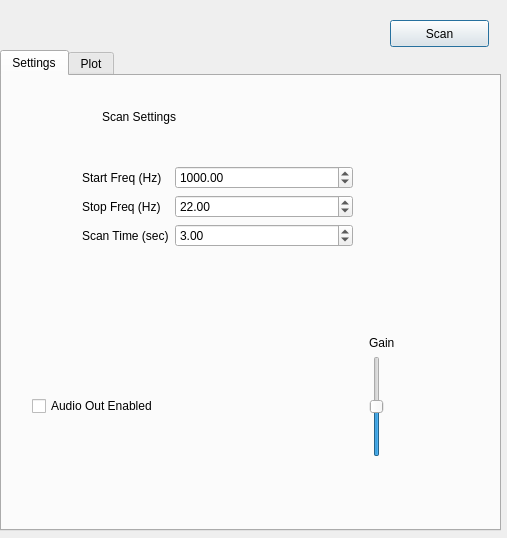
This is gui.ui in jaymz07/frequencyScanner as Qt 5 draws it before an edit. The edited form follows.
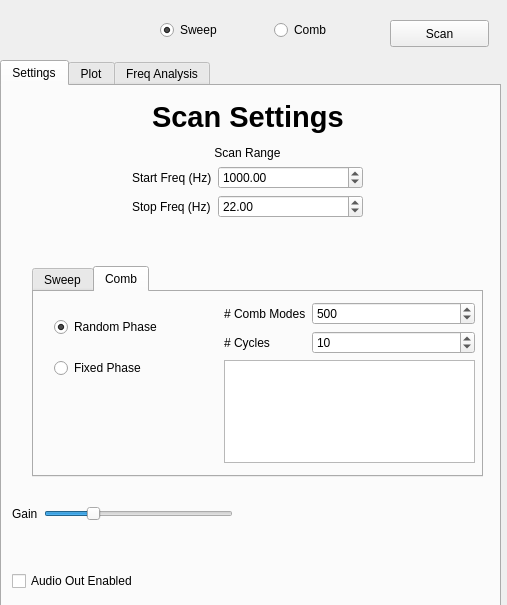
This is the edited form. The open tabs and pages were chosen to show the change.

Commit message: Working analysis tab. Program seems to have reasonable functionality

Diff of the .ui file:
```diff
--- a/gui.ui
+++ b/gui.ui
@@ -7,7 +7,7 @@
     <x>0</x>
     <y>0</y>
     <width>507</width>
-    <height>538</height>
+    <height>605</height>
    </rect>
   </property>
   <property name="windowTitle">
@@ -17,9 +17,9 @@
    <property name="geometry">
     <rect>
      <x>0</x>
-     <y>50</y>
+     <y>60</y>
      <width>501</width>
-     <height>481</height>
+     <height>551</height>
     </rect>
    </property>
    <property name="currentIndex">
@@ -32,17 +32,27 @@
     <widget class="QWidget" name="formLayoutWidget">
      <property name="geometry">
       <rect>
-       <x>80</x>
-       <y>90</y>
-       <width>271</width>
-       <height>131</height>
+       <x>130</x>
+       <y>60</y>
+       <width>231</width>
+       <height>101</height>
       </rect>
      </property>
      <layout class="QFormLayout" name="formLayout">
       <property name="fieldGrowthPolicy">
        <enum>QFormLayout::AllNonFixedFieldsGrow</enum>
       </property>
-      <item row="1" column="1">
+      <item row="1" column="0" colspan="2">
+       <widget class="QLabel" name="label_7">
+        <property name="text">
+         <string>Scan Range</string>
+        </property>
+        <property name="alignment">
+         <set>Qt::AlignCenter</set>
+        </property>
+       </widget>
+      </item>
+      <item row="2" column="1">
        <widget class="QDoubleSpinBox" name="startFreq_box">
         <property name="minimum">
          <double>10.000000000000000</double>
@@ -55,7 +65,14 @@
         </property>
        </widget>
       </item>
-      <item row="2" column="1">
+      <item row="3" column="0">
+       <widget class="QLabel" name="label_2">
+        <property name="text">
+         <string>Stop Freq (Hz)</string>
+        </property>
+       </widget>
+      </item>
+      <item row="3" column="1">
        <widget class="QDoubleSpinBox" name="stopFreq_box">
         <property name="minimum">
          <double>10.000000000000000</double>
@@ -68,91 +85,46 @@
         </property>
        </widget>
       </item>
-      <item row="1" column="0">
+      <item row="2" column="0">
        <widget class="QLabel" name="label">
         <property name="text">
          <string>Start Freq (Hz)</string>
         </property>
        </widget>
       </item>
-      <item row="2" column="0">
-       <widget class="QLabel" name="label_2">
-        <property name="text">
-         <string>Stop Freq (Hz)</string>
-        </property>
-       </widget>
-      </item>
-      <item row="3" column="1">
-       <widget class="QDoubleSpinBox" name="scanTime_box">
-        <property name="minimum">
-         <double>0.010000000000000</double>
-        </property>
-        <property name="value">
-         <double>3.000000000000000</double>
-        </property>
-       </widget>
-      </item>
-      <item row="3" column="0">
-       <widget class="QLabel" name="label_3">
-        <property name="text">
-         <string>Scan Time (sec)</string>
-        </property>
-       </widget>
-      </item>
      </layout>
     </widget>
     <widget class="QLabel" name="label_4">
      <property name="geometry">
       <rect>
-       <x>100</x>
-       <y>20</y>
+       <x>150</x>
+       <y>10</y>
        <width>191</width>
        <height>41</height>
       </rect>
      </property>
+     <property name="font">
+      <font>
+       <pointsize>22</pointsize>
+       <weight>75</weight>
+       <italic>false</italic>
+       <bold>true</bold>
+      </font>
+     </property>
      <property name="text">
       <string>Scan Settings</string>
      </property>
-    </widget>
-    <widget class="QWidget" name="gridLayoutWidget">
-     <property name="geometry">
-      <rect>
-       <x>300</x>
-       <y>260</y>
-       <width>160</width>
-       <height>121</height>
-      </rect>
+     <property name="scaledContents">
+      <bool>false</bool>
      </property>
-     <layout class="QGridLayout" name="gridLayout">
-      <item row="1" column="1">
-       <widget class="QSlider" name="gainSlider">
-        <property name="maximum">
-         <number>100</number>
-        </property>
-        <property name="value">
-         <number>50</number>
-        </property>
-        <property name="orientation">
-         <enum>Qt::Vertical</enum>
-        </property>
-       </widget>
-      </item>
-      <item row="0" column="1">
-       <widget class="QLabel" name="label_5">
-        <property name="text">
-         <string>Gain</string>
-        </property>
-       </widget>
-      </item>
-     </layout>
     </widget>
     <widget class="QWidget" name="verticalLayoutWidget_2">
      <property name="geometry">
       <rect>
-       <x>30</x>
-       <y>260</y>
+       <x>10</x>
+       <y>470</y>
        <width>231</width>
-       <height>141</height>
+       <height>51</height>
       </rect>
      </property>
      <layout class="QVBoxLayout" name="verticalLayout">
@@ -165,6 +137,225 @@
       </item>
      </layout>
     </widget>
+    <widget class="QTabWidget" name="tabWidget_3">
+     <property name="geometry">
+      <rect>
+       <x>30</x>
+       <y>180</y>
+       <width>451</width>
+       <height>211</height>
+      </rect>
+     </property>
+     <property name="currentIndex">
+      <number>0</number>
+     </property>
+     <widget class="QWidget" name="tab">
+      <attribute name="title">
+       <string>Sweep</string>
+      </attribute>
+      <widget class="QWidget" name="horizontalLayoutWidget">
+       <property name="geometry">
+        <rect>
+         <x>20</x>
+         <y>10</y>
+         <width>381</width>
+         <height>91</height>
+        </rect>
+       </property>
+       <layout class="QHBoxLayout" name="horizontalLayout">
+        <item>
+         <layout class="QVBoxLayout" name="verticalLayout_2">
+          <item>
+           <widget class="QRadioButton" name="radio_contSweep">
+            <property name="text">
+             <string>Continuous</string>
+            </property>
+            <property name="checked">
+             <bool>true</bool>
+            </property>
+           </widget>
+          </item>
+          <item>
+           <widget class="QRadioButton" name="radio_discSweep">
+            <property name="text">
+             <string>Discrete</string>
+            </property>
+           </widget>
+          </item>
+         </layout>
+        </item>
+        <item>
+         <layout class="QFormLayout" name="formLayout_3">
+          <property name="fieldGrowthPolicy">
+           <enum>QFormLayout::AllNonFixedFieldsGrow</enum>
+          </property>
+          <item row="0" column="0">
+           <widget class="QLabel" name="label_3">
+            <property name="text">
+             <string>Scan Time (sec)</string>
+            </property>
+           </widget>
+          </item>
+          <item row="0" column="1">
+           <widget class="QDoubleSpinBox" name="scanTime_box">
+            <property name="minimum">
+             <double>0.010000000000000</double>
+            </property>
+            <property name="value">
+             <double>3.000000000000000</double>
+            </property>
+           </widget>
+          </item>
+          <item row="1" column="1">
+           <widget class="QSpinBox" name="discScanSteps_box">
+            <property name="maximum">
+             <number>9999</number>
+            </property>
+            <property name="value">
+             <number>50</number>
+            </property>
+           </widget>
+          </item>
+          <item row="1" column="0">
+           <widget class="QLabel" name="label_9">
+            <property name="text">
+             <string>Discrete Steps</string>
+            </property>
+           </widget>
+          </item>
+         </layout>
+        </item>
+       </layout>
+      </widget>
+     </widget>
+     <widget class="QWidget" name="tab_2">
+      <attribute name="title">
+       <string>Comb</string>
+      </attribute>
+      <widget class="QWidget" name="verticalLayoutWidget_5">
+       <property name="geometry">
+        <rect>
+         <x>20</x>
+         <y>10</y>
+         <width>160</width>
+         <height>91</height>
+        </rect>
+       </property>
+       <layout class="QVBoxLayout" name="verticalLayout_3">
+        <item>
+         <widget class="QRadioButton" name="radio_randomPhase">
+          <property name="text">
+           <string>Random Phase</string>
+          </property>
+          <property name="checked">
+           <bool>true</bool>
+          </property>
+         </widget>
+        </item>
+        <item>
+         <widget class="QRadioButton" name="radio_fixedPhase">
+          <property name="text">
+           <string>Fixed Phase</string>
+          </property>
+         </widget>
+        </item>
+       </layout>
+      </widget>
+      <widget class="QWidget" name="formLayoutWidget_4">
+       <property name="geometry">
+        <rect>
+         <x>190</x>
+         <y>10</y>
+         <width>251</width>
+         <height>161</height>
+        </rect>
+       </property>
+       <layout class="QFormLayout" name="formLayout_4">
+        <property name="fieldGrowthPolicy">
+         <enum>QFormLayout::AllNonFixedFieldsGrow</enum>
+        </property>
+        <item row="0" column="0">
+         <widget class="QLabel" name="label_8">
+          <property name="text">
+           <string># Comb Modes</string>
+          </property>
+         </widget>
+        </item>
+        <item row="0" column="1">
+         <widget class="QSpinBox" name="combNumModes_box">
+          <property name="minimum">
+           <number>5</number>
+          </property>
+          <property name="maximum">
+           <number>99999</number>
+          </property>
+          <property name="value">
+           <number>500</number>
+          </property>
+         </widget>
+        </item>
+        <item row="2" column="0" colspan="2">
+         <widget class="QTextBrowser" name="combStatusBox"/>
+        </item>
+        <item row="1" column="0">
+         <widget class="QLabel" name="label_10">
+          <property name="text">
+           <string># Cycles</string>
+          </property>
+         </widget>
+        </item>
+        <item row="1" column="1">
+         <widget class="QSpinBox" name="combNumCycles_box">
+          <property name="minimum">
+           <number>1</number>
+          </property>
+          <property name="maximum">
+           <number>9999</number>
+          </property>
+          <property name="value">
+           <number>10</number>
+          </property>
+         </widget>
+        </item>
+       </layout>
+      </widget>
+     </widget>
+    </widget>
+    <widget class="QWidget" name="formLayoutWidget_5">
+     <property name="geometry">
+      <rect>
+       <x>10</x>
+       <y>420</y>
+       <width>221</width>
+       <height>41</height>
+      </rect>
+     </property>
+     <layout class="QFormLayout" name="formLayout_5">
+      <item row="0" column="1">
+       <widget class="QSlider" name="gainSlider">
+        <property name="minimum">
+         <number>1</number>
+        </property>
+        <property name="maximum">
+         <number>100</number>
+        </property>
+        <property name="value">
+         <number>25</number>
+        </property>
+        <property name="orientation">
+         <enum>Qt::Horizontal</enum>
+        </property>
+       </widget>
+      </item>
+      <item row="0" column="0">
+       <widget class="QLabel" name="label_5">
+        <property name="text">
+         <string>Gain</string>
+        </property>
+       </widget>
+      </item>
+     </layout>
+    </widget>
    </widget>
    <widget class="QWidget" name="plot_tab">
     <attribute name="title">
@@ -182,6 +373,178 @@
      <layout class="QVBoxLayout" name="plot_layout"/>
     </widget>
    </widget>
+   <widget class="QWidget" name="tab_3">
+    <attribute name="title">
+     <string>Freq Analysis</string>
+    </attribute>
+    <widget class="QComboBox" name="analysisMethod_box">
+     <property name="geometry">
+      <rect>
+       <x>20</x>
+       <y>20</y>
+       <width>171</width>
+       <height>27</height>
+      </rect>
+     </property>
+     <item>
+      <property name="text">
+       <string>FFT</string>
+      </property>
+     </item>
+     <item>
+      <property name="text">
+       <string>Wavelet</string>
+      </property>
+     </item>
+    </widget>
+    <widget class="QTabWidget" name="tabWidget_2">
+     <property name="geometry">
+      <rect>
+       <x>210</x>
+       <y>20</y>
+       <width>281</width>
+       <height>121</height>
+      </rect>
+     </property>
+     <property name="currentIndex">
+      <number>1</number>
+     </property>
+     <widget class="QWidget" name="tab_5">
+      <attribute name="title">
+       <string>FFT</string>
+      </attribute>
+      <widget class="QWidget" name="verticalLayoutWidget_6">
+       <property name="geometry">
+        <rect>
+         <x>20</x>
+         <y>10</y>
+         <width>131</width>
+         <height>61</height>
+        </rect>
+       </property>
+       <layout class="QVBoxLayout" name="verticalLayout_4">
+        <item>
+         <widget class="QRadioButton" name="radioButton">
+          <property name="text">
+           <string>Amplitude</string>
+          </property>
+          <property name="checked">
+           <bool>true</bool>
+          </property>
+         </widget>
+        </item>
+        <item>
+         <widget class="QRadioButton" name="radioButton_2">
+          <property name="text">
+           <string>Phase</string>
+          </property>
+         </widget>
+        </item>
+       </layout>
+      </widget>
+     </widget>
+     <widget class="QWidget" name="tab_4">
+      <attribute name="title">
+       <string>Wavelet Options</string>
+      </attribute>
+      <widget class="QWidget" name="formLayoutWidget_2">
+       <property name="geometry">
+        <rect>
+         <x>10</x>
+         <y>10</y>
+         <width>251</width>
+         <height>81</height>
+        </rect>
+       </property>
+       <layout class="QFormLayout" name="formLayout_2">
+        <item row="1" column="0">
+         <widget class="QLabel" name="label_6">
+          <property name="text">
+           <string># of Wavelets</string>
+          </property>
+         </widget>
+        </item>
+        <item row="1" column="1">
+         <widget class="QSpinBox" name="numWavelets_box">
+          <property name="minimum">
+           <number>5</number>
+          </property>
+          <property name="maximum">
+           <number>9999</number>
+          </property>
+          <property name="value">
+           <number>50</number>
+          </property>
+         </widget>
+        </item>
+        <item row="0" column="0">
+         <spacer name="horizontalSpacer">
+          <property name="orientation">
+           <enum>Qt::Horizontal</enum>
+          </property>
+          <property name="sizeHint" stdset="0">
+           <size>
+            <width>40</width>
+            <height>20</height>
+           </size>
+          </property>
+         </spacer>
+        </item>
+        <item row="2" column="0">
+         <spacer name="horizontalSpacer_2">
+          <property name="orientation">
+           <enum>Qt::Horizontal</enum>
+          </property>
+          <property name="sizeHint" stdset="0">
+           <size>
+            <width>40</width>
+            <height>20</height>
+           </size>
+          </property>
+         </spacer>
+        </item>
+       </layout>
+      </widget>
+     </widget>
+    </widget>
+    <widget class="QPushButton" name="analysisButton">
+     <property name="geometry">
+      <rect>
+       <x>50</x>
+       <y>60</y>
+       <width>99</width>
+       <height>27</height>
+      </rect>
+     </property>
+     <property name="text">
+      <string>Analyze</string>
+     </property>
+    </widget>
+    <widget class="QWidget" name="verticalLayoutWidget_3">
+     <property name="geometry">
+      <rect>
+       <x>9</x>
+       <y>139</y>
+       <width>481</width>
+       <height>371</height>
+      </rect>
+     </property>
+     <layout class="QVBoxLayout" name="fa_plotLayout"/>
+    </widget>
+    <widget class="QProgressBar" name="fa_progressBar">
+     <property name="geometry">
+      <rect>
+       <x>20</x>
+       <y>100</y>
+       <width>171</width>
+       <height>23</height>
+      </rect>
+     </property>
+     <property name="value">
+      <number>0</number>
+     </property>
+    </widget>
+   </widget>
   </widget>
   <widget class="QPushButton" name="scanButton">
    <property name="geometry">
@@ -196,6 +559,35 @@
     <string>Scan</string>
    </property>
   </widget>
+  <widget class="QWidget" name="horizontalLayoutWidget_2">
+   <property name="geometry">
+    <rect>
+     <x>160</x>
+     <y>10</y>
+     <width>221</width>
+     <height>41</height>
+    </rect>
+   </property>
+   <layout class="QHBoxLayout" name="horizontalLayout_2">
+    <item>
+     <widget class="QRadioButton" name="radio_sweepScan">
+      <property name="text">
+       <string>Sweep</string>
+      </property>
+      <property name="checked">
+       <bool>true</bool>
+      </property>
+     </widget>
+    </item>
+    <item>
+     <widget class="QRadioButton" name="radio_combScan">
+      <property name="text">
+       <string>Comb</string>
+      </property>
+     </widget>
+    </item>
+   </layout>
+  </widget>
  </widget>
  <resources/>
  <connections/>
```
Left out of the diff: 2 changed lines with no effect on the pictures. The commit also changes 2 other files.
